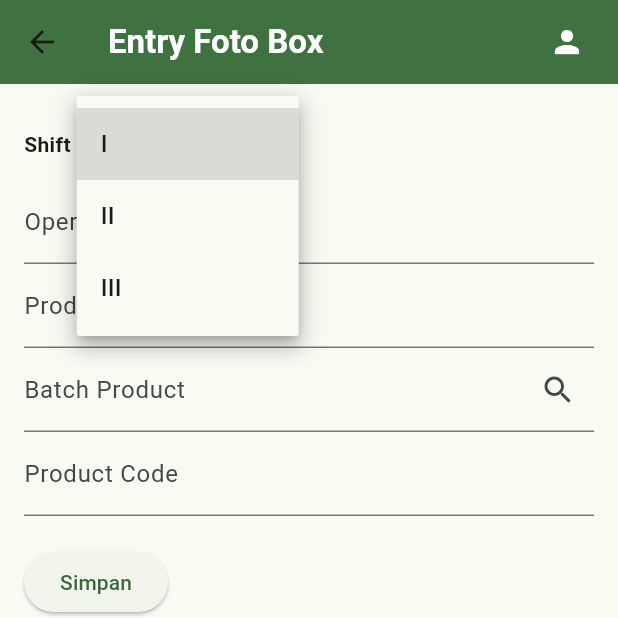
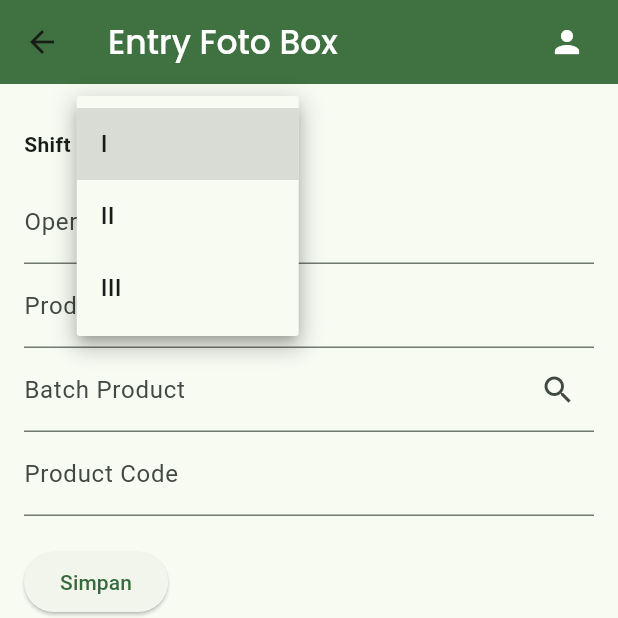
Before and after one commit to bawwaz/saraka_revised, a Flutter app: the FormPageView screen opened by its route, after a tap on an icon or button, on a phone screen of 412 x 824 dp, the top half of it. Run offline on Flutter 3.47's test engine with Material 3 defaults, Android fonts, the phone set to English and light mode, and no system bars; our stand-ins replace get, get_storage, google_fonts, image_picker; missing offline and left inert: mobile_scanner; accounts and stored records are empty; network calls fail; statements that could not run were skipped.

Commit message:
feat[FT] added themes file

```diff
--- a/lib/app/pages/features/form_page/form_page_view.dart
+++ b/lib/app/pages/features/form_page/form_page_view.dart
@@ -9,6 +9,8 @@ import 'package:saraka_foto_box/app/pages/features/form_page/widget/nama_produk_
 import 'package:saraka_foto_box/app/pages/features/form_page/widget/operator_textfield.dart';
 import 'package:saraka_foto_box/app/pages/features/form_page/widget/simpan_button.dart';
 import 'package:saraka_foto_box/app/pages/features/form_page/widget/view_icon.dart';
+import 'package:saraka_foto_box/app/style/color.dart';
+import 'package:saraka_foto_box/app/style/fonts.dart';
 import 'form_page_controller.dart';
 import 'package:saraka_foto_box/app/route/app_pages.dart';
 
@@ -31,10 +33,10 @@ class FormPageView extends StatelessWidget {
   Widget build(BuildContext context) {
     return Scaffold(
       appBar: AppBar(
-        backgroundColor: const Color.fromARGB(255, 63, 113, 65),
-        title: const Text(
+        backgroundColor: AppColors.primaryColor,
+        title: Text(
           'Entry Foto Box',
-          style: TextStyle(color: Colors.white, fontWeight: FontWeight.bold),
+          style: Fonts.header,
         ),
         actions: [
           Padding(
--- a/lib/app/pages/features/form_page_detail/widget/data_container.dart
+++ b/lib/app/pages/features/form_page_detail/widget/data_container.dart
@@ -1,4 +1,5 @@
 import 'package:flutter/material.dart';
+import 'package:saraka_foto_box/app/style/color.dart';
 
 class DataContainer extends StatelessWidget {
   final Map<String, dynamic> data;
@@ -13,9 +14,8 @@ class DataContainer extends StatelessWidget {
     return Container(
       padding: EdgeInsets.all(15),
       decoration: BoxDecoration(
-        borderRadius: BorderRadius.circular(10),
-        color: const Color.fromARGB(255, 63, 107, 65),
-      ),
+          borderRadius: BorderRadius.circular(10),
+          color: AppColors.primaryColor),
       child: Table(
         columnWidths: const {
           0: IntrinsicColumnWidth(),
--- a/lib/app/pages/features/form_page_detail/widget/delete_media.dart
+++ b/lib/app/pages/features/form_page_detail/widget/delete_media.dart
@@ -14,7 +14,6 @@ class DeleteMedia extends StatelessWidget {
 
   @override
   Widget build(BuildContext context) {
-    // Add mediaCount and fileNumber here
     int mediaCount = formDetailController.tableData.length + 1;
     String fileNumber = mediaCount.toString();
 
@@ -47,8 +46,8 @@ class DeleteMedia extends StatelessWidget {
                           vertical: 10, horizontal: 20),
                       child: Center(
                         child: TextButton(
-                          onPressed: () {
-                            formDetailController.deleteMedia(
+                          onPressed: () async {
+                            await formDetailController.deleteMedia(
                               id: formDetailController.fetchedItem?['id'],
                               nf: fileNumber,
                             );
--- /dev/null
+++ b/lib/app/style/color.dart
@@ -0,0 +1,5 @@
+import 'package:flutter/material.dart';
+
+class AppColors {
+  static const Color primaryColor = Color.fromARGB(255, 63, 113, 65);
+}
--- /dev/null
+++ b/lib/app/style/fonts.dart
@@ -0,0 +1,10 @@
+import 'package:flutter/material.dart';
+import 'package:google_fonts/google_fonts.dart';
+
+class Fonts {
+  static TextStyle header = GoogleFonts.poppins(
+    fontSize: 22,
+    fontWeight: FontWeight.w500,
+    color: Colors.white
+  );
+}
--- a/pubspec.yaml
+++ b/pubspec.yaml
@@ -21,6 +21,7 @@ dependencies:
   shared_preferences: any
   get_storage: any
   data_table_2: ^2.5.15
+  google_fonts:
   flutter_launcher_icons:
 
 flutter_launcher_icons:
```
Also changed, not shown: lib/app/pages/features/form_page_detail/form_page_detail_controller.dart (+44 -10 lines), lib/app/pages/features/form_page_detail/form_page_detail_view.dart (+6 -5 lines), lib/app/pages/features/form_page_detail/widget/tambah_button.dart (+5 -6 lines), lib/app/pages/features/profile_page/profile_page_view.dart (+14 -3 lines), pubspec.lock, 2 other files.
